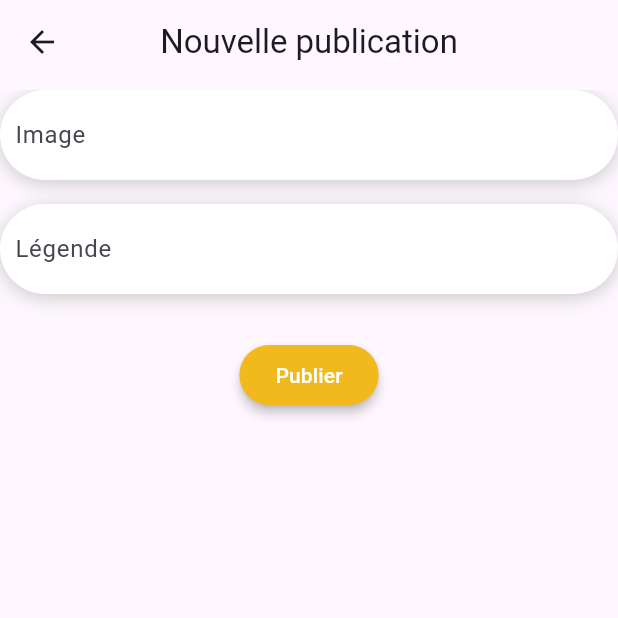
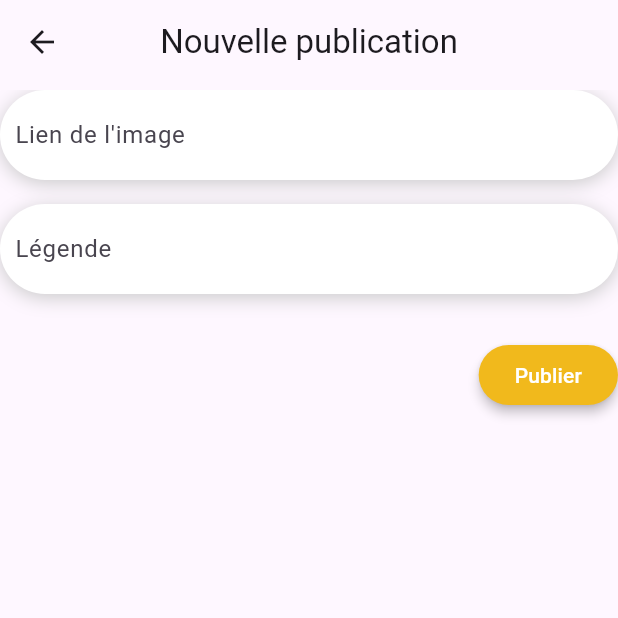
Before and after one commit to RomainConte/Yowl, a Flutter app: the PlusView screen opened directly with empty values, on a phone screen of 412 x 824 dp, the top half of it. Run offline on Flutter 3.47's test engine with Material 3 defaults, Android fonts, the phone set to English and light mode, and no system bars; our stand-ins replace timeago.

Commit message:
[PUT] front create post page with button 'Publier' in the bottom right

```diff
--- a/yowl/lib/screens/views/plus_view.dart
+++ b/yowl/lib/screens/views/plus_view.dart
@@ -73,7 +73,7 @@ class _PlusViewState extends State<PlusView> {
                     child: TextFormField(
                       controller: imageUrlController,
                       decoration: InputDecoration(
-                        labelText: 'Image',
+                        labelText: 'Lien de l\'image',
                         contentPadding: EdgeInsets.all(10),
                         border: InputBorder.none,
                       ),
@@ -112,7 +112,7 @@ class _PlusViewState extends State<PlusView> {
             ),
             SizedBox(height: 30),
             Row(
-              mainAxisAlignment: MainAxisAlignment.center,
+              mainAxisAlignment: MainAxisAlignment.end,
               children: [
                 SizedBox(
                   child: ElevatedButton(
```
